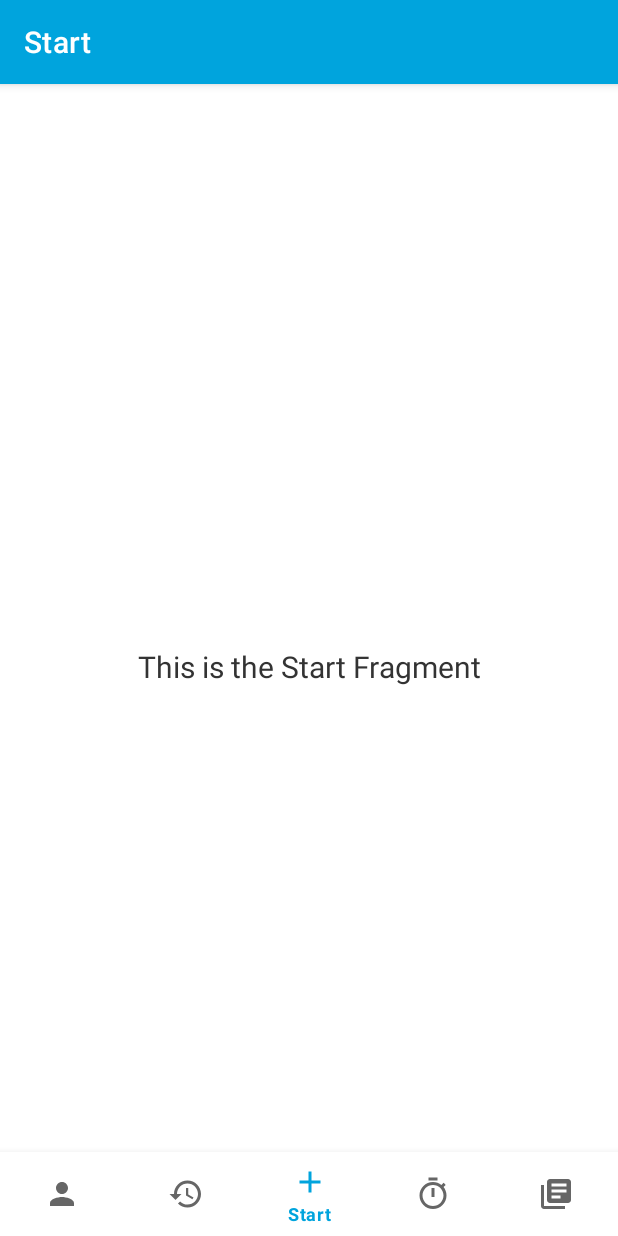
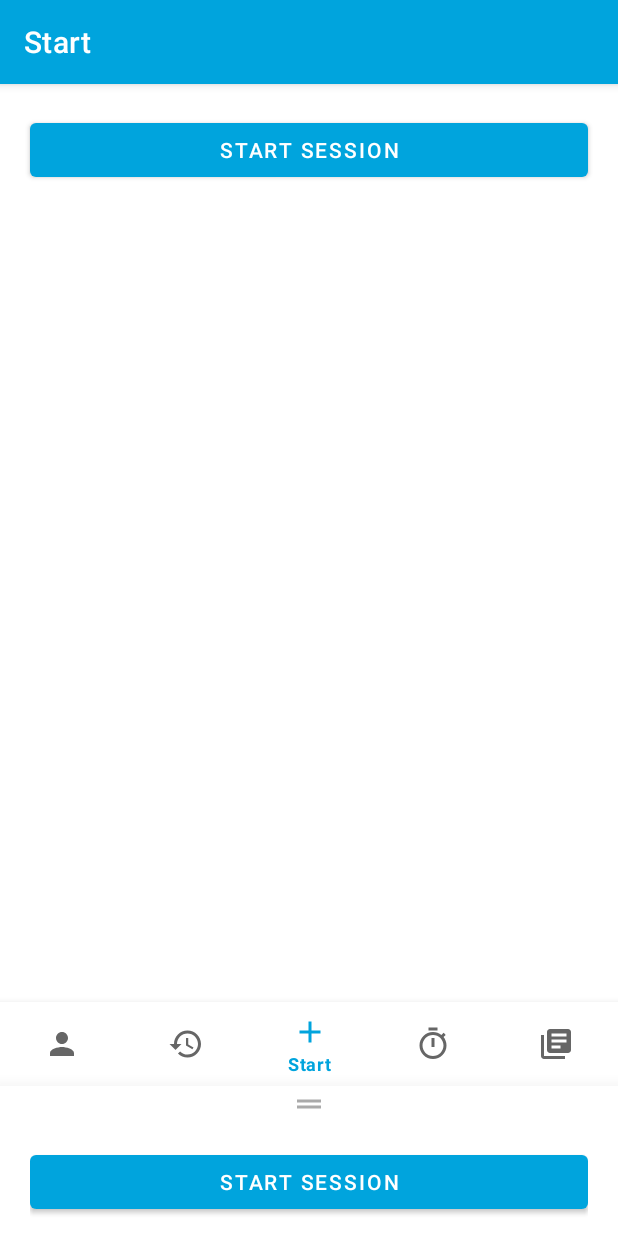
Before and after one commit to HadenHiles/MySkillDrills, an Android app: the StartFragment screen opened directly, with no data from a screen before it, on a phone screen of 412 x 824 dp. Run offline under Robolectric (Android 15) with nearby library versions, the phone set to English and light mode, and no system bars; our stand-ins replace navigation-ui.

Commit message:
Add start session button. Experiement with material bottomSheet for starting/continuing training sessions

```diff
--- a/app/src/main/java/com/hadenhiles/skilldrills/MainActivity.kt
+++ b/app/src/main/java/com/hadenhiles/skilldrills/MainActivity.kt
@@ -7,6 +7,9 @@ import androidx.navigation.findNavController
 import androidx.navigation.ui.AppBarConfiguration
 import androidx.navigation.ui.setupActionBarWithNavController
 import androidx.navigation.ui.setupWithNavController
+import com.google.android.material.bottomsheet.BottomSheetBehavior
+import kotlinx.android.synthetic.main.activity_main.*
+import kotlinx.android.synthetic.main.fragment_start.*
 
 class MainActivity : AppCompatActivity() {
 
--- a/app/src/main/java/com/hadenhiles/skilldrills/ui/start/StartFragment.kt
+++ b/app/src/main/java/com/hadenhiles/skilldrills/ui/start/StartFragment.kt
@@ -9,23 +9,23 @@ import androidx.fragment.app.Fragment
 import androidx.lifecycle.Observer
 import androidx.lifecycle.ViewModelProviders
 import com.hadenhiles.skilldrills.R
+import kotlinx.android.synthetic.main.fragment_start.*
 
 class StartFragment : Fragment() {
-
-    private lateinit var startViewModel: StartViewModel
 
     override fun onCreateView(
             inflater: LayoutInflater,
             container: ViewGroup?,
             savedInstanceState: Bundle?
     ): View? {
-        startViewModel =
-                ViewModelProviders.of(this).get(StartViewModel::class.java)
-        val root = inflater.inflate(R.layout.fragment_start, container, false)
-        val textView: TextView = root.findViewById(R.id.text_start)
-        startViewModel.text.observe(viewLifecycleOwner, Observer {
-            textView.text = it
-        })
-        return root
+        return inflater.inflate(R.layout.fragment_start, container, false)
+    }
+
+    override fun onViewCreated(view: View, savedInstanceState: Bundle?) {
+        super.onViewCreated(view, savedInstanceState)
+
+        startSessionButton.setOnClickListener {
+
+        }
     }
 }
--- /dev/null
+++ b/app/src/main/res/drawable/ic_baseline_drag_handle_24.xml
@@ -0,0 +1,10 @@
+<vector xmlns:android="http://schemas.android.com/apk/res/android"
+    android:width="24dp"
+    android:height="24dp"
+    android:viewportWidth="24"
+    android:viewportHeight="24"
+    android:tint="?attr/colorControlNormal">
+  <path
+      android:fillColor="@android:color/white"
+      android:pathData="M20,9H4v2h16V9zM4,15h16v-2H4V15z"/>
+</vector>
--- a/app/src/main/res/layout/activity_main.xml
+++ b/app/src/main/res/layout/activity_main.xml
@@ -1,21 +1,43 @@
 <?xml version="1.0" encoding="utf-8"?>
-<androidx.constraintlayout.widget.ConstraintLayout xmlns:android="http://schemas.android.com/apk/res/android"
+<androidx.coordinatorlayout.widget.CoordinatorLayout xmlns:android="http://schemas.android.com/apk/res/android"
     xmlns:app="http://schemas.android.com/apk/res-auto"
     android:id="@+id/container"
     android:layout_width="match_parent"
     android:layout_height="match_parent">
-
-    <com.google.android.material.bottomnavigation.BottomNavigationView
-        android:id="@+id/nav_view"
-        android:layout_width="0dp"
+    <RelativeLayout
+        android:id="@+id/sessionBottomSheet"
+        android:layout_width="match_parent"
+        android:layout_height="match_parent"
+        android:paddingHorizontal="20dp"
+        android:paddingTop="0dp"
+        android:paddingBottom="@dimen/bottomNavigationHeight"
+        android:background="?android:attr/windowBackground"
+        app:layout_behavior="com.google.android.material.bottomsheet.BottomSheetBehavior"
+        app:behavior_peekHeight="100dp"
+        android:elevation="20dp">
+        <ImageView
+            android:layout_width="wrap_content"
             android:layout_height="wrap_content"
-        android:layout_marginStart="0dp"
-        android:layout_marginEnd="0dp"
-        android:background="?android:attr/windowBackground"
-        app:layout_constraintBottom_toBottomOf="parent"
-        app:layout_constraintLeft_toLeftOf="parent"
-        app:layout_constraintRight_toRightOf="parent"
-        app:menu="@menu/bottom_nav_menu" />
+            android:layout_alignParentStart="true"
+            android:layout_alignParentEnd="true"
+            android:src="@drawable/ic_baseline_drag_handle_24"
+            app:tint="@android:color/darker_gray" />
+        <com.google.android.material.button.MaterialButton
+            android:id="@+id/startSessionButton"
+            android:layout_width="match_parent"
+            android:layout_height="wrap_content"
+            android:layout_marginTop="40dp"
+            android:text="@string/start_session_button" />
+    </RelativeLayout>
+    <LinearLayout
+        android:layout_width="match_parent"
+        android:layout_height="match_parent"
+        android:orientation="vertical"
+        android:layout_gravity="end">
+        <androidx.constraintlayout.widget.ConstraintLayout
+            android:layout_width="match_parent"
+            android:layout_height="match_parent"
+            android:paddingBottom="100dp">
 
             <fragment
                 android:id="@+id/nav_host_fragment"
@@ -29,4 +51,17 @@
                 app:layout_constraintTop_toTopOf="parent"
                 app:navGraph="@navigation/mobile_navigation" />
 
+            <com.google.android.material.bottomnavigation.BottomNavigationView
+                android:id="@+id/nav_view"
+                android:layout_width="0dp"
+                android:layout_height="wrap_content"
+                android:layout_marginStart="0dp"
+                android:layout_marginEnd="0dp"
+                android:background="?android:attr/windowBackground"
+                app:layout_constraintBottom_toBottomOf="parent"
+                app:layout_constraintLeft_toLeftOf="parent"
+                app:layout_constraintRight_toRightOf="parent"
+                app:menu="@menu/bottom_nav_menu" />
         </androidx.constraintlayout.widget.ConstraintLayout>
+    </LinearLayout>
+</androidx.coordinatorlayout.widget.CoordinatorLayout>
--- a/app/src/main/res/layout/fragment_start.xml
+++ b/app/src/main/res/layout/fragment_start.xml
@@ -6,17 +6,13 @@
     android:layout_height="match_parent"
     tools:context=".ui.start.StartFragment">
 
-    <TextView
-        android:id="@+id/text_start"
+    <com.google.android.material.button.MaterialButton
+        android:id="@+id/startSessionButton"
         android:layout_width="match_parent"
         android:layout_height="wrap_content"
-        android:layout_marginStart="8dp"
-        android:layout_marginTop="8dp"
-        android:layout_marginEnd="8dp"
-        android:textAlignment="center"
-        android:textSize="20sp"
-        app:layout_constraintBottom_toBottomOf="parent"
+        app:layout_constraintTop_toTopOf="parent"
+        app:layout_constraintStart_toStartOf="parent"
         app:layout_constraintEnd_toEndOf="parent"
-        app:layout_constraintStart_toStartOf="parent"
-        app:layout_constraintTop_toTopOf="parent" />
+        android:layout_margin="20dp"
+        android:text="@string/start_session_button" />
 </androidx.constraintlayout.widget.ConstraintLayout>
--- a/app/src/main/res/values/strings.xml
+++ b/app/src/main/res/values/strings.xml
@@ -19,4 +19,5 @@
     <string name="add_drill_type_label">Type:</string>
     <string name="drills_add_drill_fab_description">Add Drill</string>
     <string name="logout">Logout</string>
+    <string name="start_session_button">Start Session</string>
 </resources>
```
Lines whose indentation alone changed are shown as unchanged.
